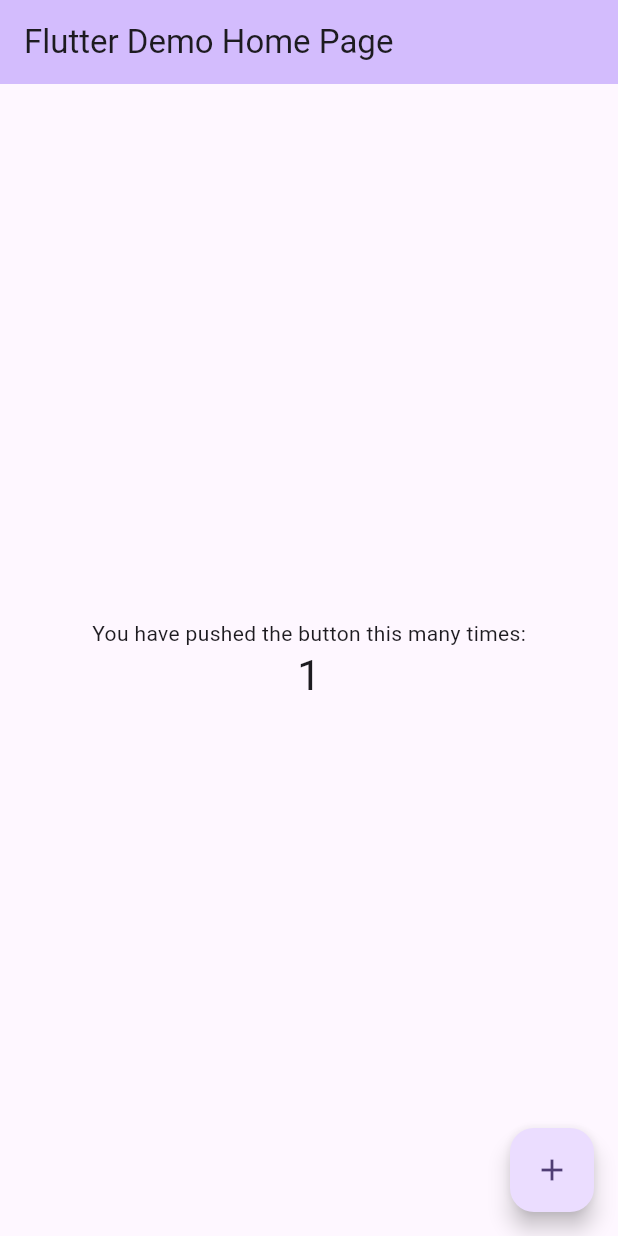
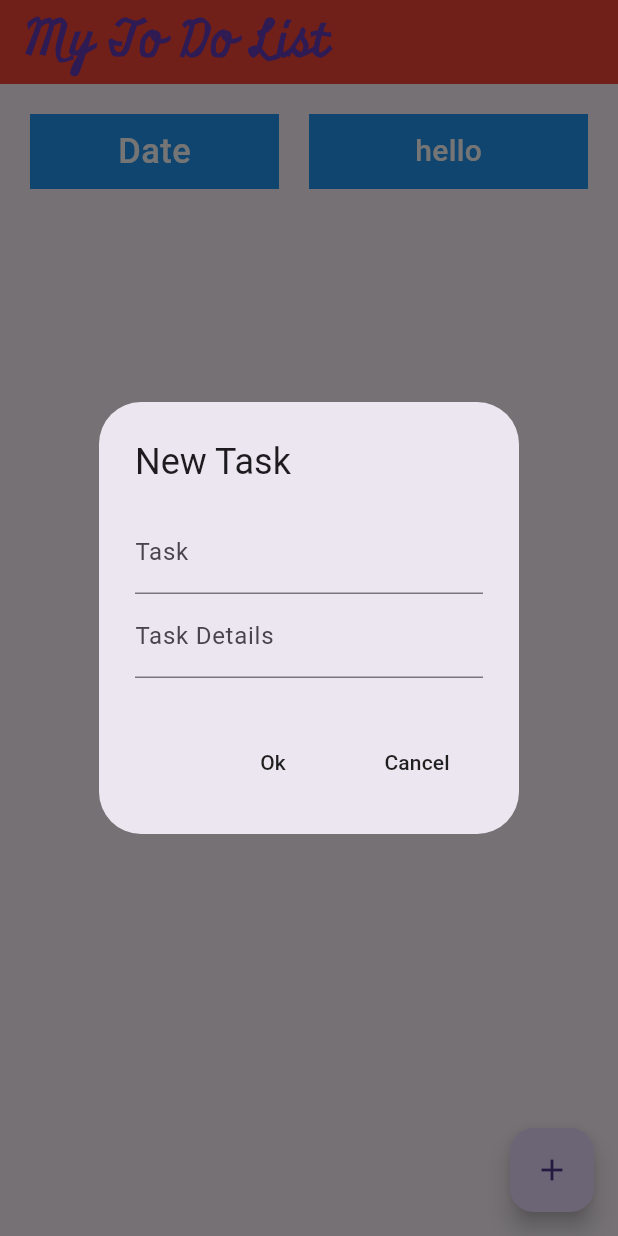
Before and after one commit to MDGSpace-SOC-D-2025/Polaris, a Flutter app: the screen it shows after launch, after a tap on the "add" icon, on a phone screen of 412 x 824 dp. Run offline on Flutter 3.47's test engine with Material 3 defaults, Android fonts, the phone set to English and light mode, and no system bars; Roboto replaces fonts that are missing (AverialLibre).

Commit message:
worked on the home page

```diff
--- a/App Dev Project/polaris/fonts/Averia_Libre/OFL.txt
+++ /dev/null
@@ -1,94 +0,0 @@
-Copyright (c) 2011, Dan Sayers (i@iotic.com),
-with Reserved Font Name 'Averia' and 'Averia Libre'.
-
-This Font Software is licensed under the SIL Open Font License, Version 1.1.
-This license is copied below, and is also available with a FAQ at:
-https://openfontlicense.org
-
-
------------------------------------------------------------
-SIL OPEN FONT LICENSE Version 1.1 - 26 February 2007
------------------------------------------------------------
-
-PREAMBLE
-The goals of the Open Font License (OFL) are to stimulate worldwide
-development of collaborative font projects, to support the font creation
-efforts of academic and linguistic communities, and to provide a free and
-open framework in which fonts may be shared and improved in partnership
-with others.
-
-The OFL allows the licensed fonts to be used, studied, modified and
-redistributed freely as long as they are not sold by themselves. The
-fonts, including any derivative works, can be bundled, embedded,
-redistributed and/or sold with any software provided that any reserved
-names are not used by derivative works. The fonts and derivatives,
-however, cannot be released under any other type of license. The
-requirement for fonts to remain under this license does not apply
-to any document created using the fonts or their derivatives.
-
-DEFINITIONS
-"Font Software" refers to the set of files released by the Copyright
-Holder(s) under this license and clearly marked as such. This may
-include source files, build scripts and documentation.
-
-"Reserved Font Name" refers to any names specified as such after the
-copyright statement(s).
-
-"Original Version" refers to the collection of Font Software components as
-distributed by the Copyright Holder(s).
-
-"Modified Version" refers to any derivative made by adding to, deleting,
-or substituting -- in part or in whole -- any of the components of the
-Original Version, by changing formats or by porting the Font Software to a
-new environment.
-
-"Author" refers to any designer, engineer, programmer, technical
-writer or other person who contributed to the Font Software.
-
-PERMISSION & CONDITIONS
-Permission is hereby granted, free of charge, to any person obtaining
-a copy of the Font Software, to use, study, copy, merge, embed, modify,
-redistribute, and sell modified and unmodified copies of the Font
-Software, subject to the following conditions:
-
-1) Neither the Font Software nor any of its individual components,
-in Original or Modified Versions, may be sold by itself.
-
-2) Original or Modified Versions of the Font Software may be bundled,
-redistributed and/or sold with any software, provided that each copy
-contains the above copyright notice and this license. These can be
-included either as stand-alone text files, human-readable headers or
-in the appropriate machine-readable metadata fields within text or
-binary files as long as those fields can be easily viewed by the user.
-
-3) No Modified Version of the Font Software may use the Reserved Font
-Name(s) unless explicit written permission is granted by the corresponding
-Copyright Holder. This restriction only applies to the primary font name as
-presented to the users.
-
-4) The name(s) of the Copyright Holder(s) or the Author(s) of the Font
-Software shall not be used to promote, endorse or advertise any
-Modified Version, except to acknowledge the contribution(s) of the
-Copyright Holder(s) and the Author(s) or with their explicit written
-permission.
-
-5) The Font Software, modified or unmodified, in part or in whole,
-must be distributed entirely under this license, and must not be
-distributed under any other license. The requirement for fonts to
-remain under this license does not apply to any document created
-using the Font Software.
-
-TERMINATION
-This license becomes null and void if any of the above conditions are
-not met.
-
-DISCLAIMER
-THE FONT SOFTWARE IS PROVIDED "AS IS", WITHOUT WARRANTY OF ANY KIND,
-EXPRESS OR IMPLIED, INCLUDING BUT NOT LIMITED TO ANY WARRANTIES OF
-MERCHANTABILITY, FITNESS FOR A PARTICULAR PURPOSE AND NONINFRINGEMENT
-OF COPYRIGHT, PATENT, TRADEMARK, OR OTHER RIGHT. IN NO EVENT SHALL THE
-COPYRIGHT HOLDER BE LIABLE FOR ANY CLAIM, DAMAGES OR OTHER LIABILITY,
-INCLUDING ANY GENERAL, SPECIAL, INDIRECT, INCIDENTAL, OR CONSEQUENTIAL
-DAMAGES, WHETHER IN AN ACTION OF CONTRACT, TORT OR OTHERWISE, ARISING
-FROM, OUT OF THE USE OR INABILITY TO USE THE FONT SOFTWARE OR FROM
-OTHER DEALINGS IN THE FONT SOFTWARE.
--- a/App Dev Project/polaris/lib/main.dart
+++ b/App Dev Project/polaris/lib/main.dart
@@ -1,4 +1,5 @@
 import 'package:flutter/material.dart';
+import 'package:polaris/pages/task_home.dart';
 
 void main() {
   runApp(const MyApp());
@@ -10,113 +11,6 @@ class MyApp extends StatelessWidget {
   // This widget is the root of your application.
   @override
   Widget build(BuildContext context) {
-    return MaterialApp(
-      title: 'Flutter Demo',
-      theme: ThemeData(
-        // This is the theme of your application.
-        //
-        // TRY THIS: Try running your application with "flutter run". You'll see
-        // the application has a purple toolbar. Then, without quitting the app,
-        // try changing the seedColor in the colorScheme below to Colors.green
-        // and then invoke "hot reload" (save your changes or press the "hot
-        // reload" button in a Flutter-supported IDE, or press "r" if you used
-        // the command line to start the app).
-        //
-        // Notice that the counter didn't reset back to zero; the application
-        // state is not lost during the reload. To reset the state, use hot
-        // restart instead.
-        //
-        // This works for code too, not just values: Most code changes can be
-        // tested with just a hot reload.
-        colorScheme: .fromSeed(seedColor: Colors.deepPurple),
-      ),
-      home: const MyHomePage(title: 'Flutter Demo Home Page'),
-    );
+    return const MaterialApp(debugShowCheckedModeBanner: false, home: Task());
   }
 }
-
-class MyHomePage extends StatefulWidget {
-  const MyHomePage({super.key, required this.title});
-
-  // This widget is the home page of your application. It is stateful, meaning
-  // that it has a State object (defined below) that contains fields that affect
-  // how it looks.
-
-  // This class is the configuration for the state. It holds the values (in this
-  // case the title) provided by the parent (in this case the App widget) and
-  // used by the build method of the State. Fields in a Widget subclass are
-  // always marked "final".
-
-  final String title;
-
-  @override
-  State<MyHomePage> createState() => _MyHomePageState();
-}
-
-class _MyHomePageState extends State<MyHomePage> {
-  int _counter = 0;
-
-  void _incrementCounter() {
-    setState(() {
-      // This call to setState tells the Flutter framework that something has
-      // changed in this State, which causes it to rerun the build method below
-      // so that the display can reflect the updated values. If we changed
-      // _counter without calling setState(), then the build method would not be
-      // called again, and so nothing would appear to happen.
-      _counter++;
-    });
-  }
-
-  @override
-  Widget build(BuildContext context) {
-    // This method is rerun every time setState is called, for instance as done
-    // by the _incrementCounter method above.
-    //
-    // The Flutter framework has been optimized to make rerunning build methods
-    // fast, so that you can just rebuild anything that needs updating rather
-    // than having to individually change instances of widgets.
-    return Scaffold(
-      appBar: AppBar(
-        // TRY THIS: Try changing the color here to a specific color (to
-        // Colors.amber, perhaps?) and trigger a hot reload to see the AppBar
-        // change color while the other colors stay the same.
-        backgroundColor: Theme.of(context).colorScheme.inversePrimary,
-        // Here we take the value from the MyHomePage object that was created by
-        // the App.build method, and use it to set our appbar title.
-        title: Text(widget.title),
-      ),
-      body: Center(
-        // Center is a layout widget. It takes a single child and positions it
-        // in the middle of the parent.
-        child: Column(
-          // Column is also a layout widget. It takes a list of children and
-          // arranges them vertically. By default, it sizes itself to fit its
-          // children horizontally, and tries to be as tall as its parent.
-          //
-          // Column has various properties to control how it sizes itself and
-          // how it positions its children. Here we use mainAxisAlignment to
-          // center the children vertically; the main axis here is the vertical
-          // axis because Columns are vertical (the cross axis would be
-          // horizontal).
-          //
-          // TRY THIS: Invoke "debug painting" (choose the "Toggle Debug Paint"
-          // action in the IDE, or press "p" in the console), to see the
-          // wireframe for each widget.
-          mainAxisAlignment: .center,
-          children: [
-            const Text('You have pushed the button this many times:'),
-            Text(
-              '$_counter',
-              style: Theme.of(context).textTheme.headlineMedium,
-            ),
-          ],
-        ),
-      ),
-      floatingActionButton: FloatingActionButton(
-        onPressed: _incrementCounter,
-        tooltip: 'Increment',
-        child: const Icon(Icons.add),
-      ),
-    );
-  }
-}
--- /dev/null
+++ b/App Dev Project/polaris/lib/pages/task_home.dart
@@ -0,0 +1,111 @@
+import 'package:flutter/material.dart';
+import 'package:polaris/pages/todo.dart';
+
+class Task extends StatelessWidget {
+  const Task({super.key});
+
+  //addNewTask method
+  void addNewTask(BuildContext context) {
+    showDialog(
+      context: context,
+      builder: (context) {
+        return AlertDialog(
+          title: Text("New Task"),
+
+          content: Container(
+            height: 120,
+            child: Column(
+              children: [
+                TextField(decoration: InputDecoration(label: Text("Task"))),
+                TextField(
+                  decoration: InputDecoration(label: Text("Task Details")),
+                ),
+              ],
+            ),
+          ),
+
+          actions: [
+            MaterialButton(onPressed: () {}, child: Text("Ok")),
+
+            MaterialButton(
+              onPressed: () {
+                Navigator.pop(context);
+              },
+              child: Text("Cancel"),
+            ),
+          ],
+        );
+      },
+    );
+  }
+
+  @override
+  Widget build(BuildContext context) {
+    return Scaffold(
+      appBar: AppBar(
+        backgroundColor: Colors.red,
+        title: Text(
+          "My To Do List",
+          style: TextStyle(
+            fontFamily: "Miniver",
+            fontSize: 32,
+            fontWeight: FontWeight.bold,
+            color: Colors.deepPurple,
+          ),
+        ),
+      ),
+
+      body: Row(
+        mainAxisAlignment: MainAxisAlignment.spaceEvenly,
+        children: [
+          Expanded(
+            child: Container(
+              height: 50,
+              color: Colors.blue,
+              margin: const EdgeInsets.all(20.0),
+              // decoration: BoxDecoration(
+              //   borderRadius: BorderRadius.circular(24),
+              // ),
+              child: Center(
+                child: Text(
+                  "Date",
+                  style: TextStyle(
+                    fontFamily: "AverialLibre",
+                    fontSize: 23,
+                    fontWeight: FontWeight.w500,
+                    color: Colors.white,
+                  ),
+                ),
+              ),
+            ),
+          ),
+
+          Expanded(
+            child: Container(
+              height: 50,
+              color: Colors.blue,
+              margin: const EdgeInsets.only(right: 20, top: 20, bottom: 20),
+              child: Center(
+                child: Text(
+                  "hello",
+                  style: TextStyle(
+                    fontFamily: "AverialLibre",
+                    fontSize: 20,
+                    fontWeight: FontWeight.w500,
+                    color: Colors.white,
+                  ),
+                ),
+              ),
+            ),
+          ),
+        ],
+      ),
+
+      //body: ListView(children: [ToDoList(taskName: "task1")]),
+      floatingActionButton: FloatingActionButton(
+        onPressed: () => addNewTask(context),
+        child: Icon(Icons.add),
+      ),
+    );
+  }
+}
```
Also changed, not shown: App Dev Project/polaris/lib/pages/todo.dart (added, +99 -0 lines), App Dev Project/polaris/pubspec.yaml (+13 -12 lines), App Dev Project/polaris/fonts/AveriaLibre-Bold.ttf (renamed from App Dev Project/polaris/fonts/Averia_Libre/AveriaLibre-Bold.ttf), App Dev Project/polaris/fonts/AveriaLibre-BoldItalic.ttf (renamed from App Dev Project/polaris/fonts/Averia_Libre/AveriaLibre-BoldItalic.ttf), App Dev Project/polaris/fonts/AveriaLibre-Italic.ttf (renamed from App Dev Project/polaris/fonts/Averia_Libre/AveriaLibre-Italic.ttf), App Dev Project/polaris/fonts/AveriaLibre-Light.ttf (renamed from App Dev Project/polaris/fonts/Averia_Libre/AveriaLibre-Light.ttf), App Dev Project/polaris/fonts/AveriaLibre-LightItalic.ttf (renamed from App Dev Project/polaris/fonts/Averia_Libre/AveriaLibre-LightItalic.ttf), App Dev Project/polaris/fonts/AveriaLibre-Regular.ttf (renamed from App Dev Project/polaris/fonts/Averia_Libre/AveriaLibre-Regular.ttf), App Dev Project/polaris/fonts/Miniver-Regular.ttf (renamed from App Dev Project/polaris/fonts/Miniver/Miniver-Regular.ttf), App Dev Project/polaris/fonts/OFL.txt (renamed from App Dev Project/polaris/fonts/Miniver/OFL.txt), App Dev Project/polaris/lib/pages/task_details.dart (added).
